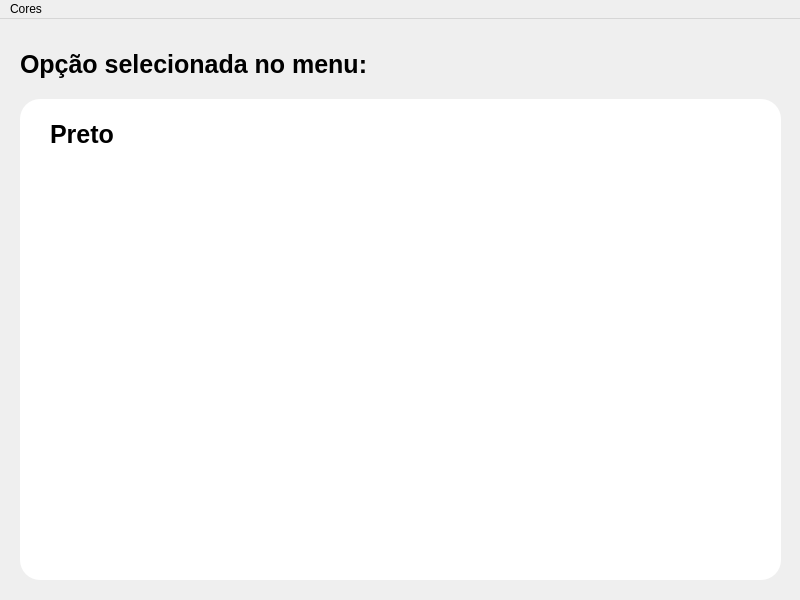
Qt form PyQt/Aula 15 (Menu)/menu.ui (MuzNocci/Python) before a commit.
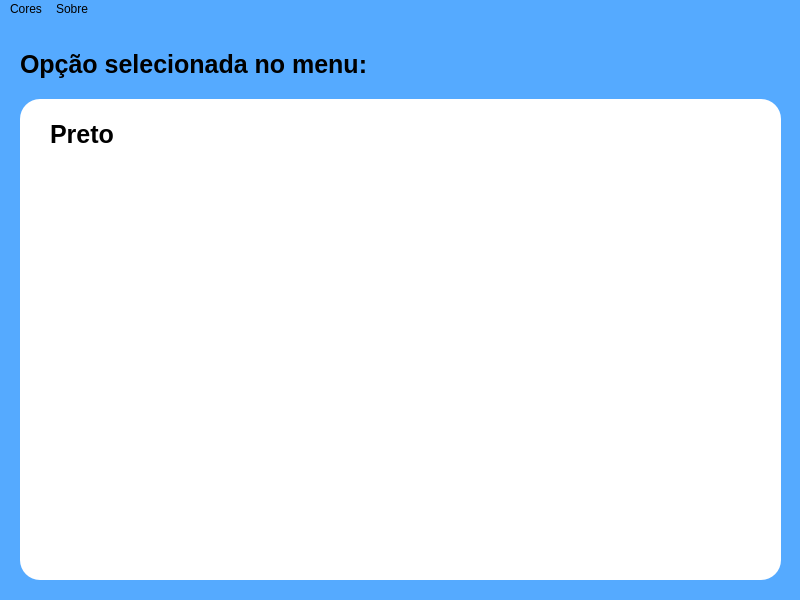
The same form after that commit.

```diff
--- a/PyQt/Aula 15 (Menu)/menu.ui
+++ b/PyQt/Aula 15 (Menu)/menu.ui
@@ -13,6 +13,9 @@
   <property name="windowTitle">
    <string>Janela com Menu Personalizado</string>
   </property>
+  <property name="styleSheet">
+   <string notr="true">background-color:rgb(85, 170, 255);</string>
+  </property>
   <widget class="QWidget" name="centralwidget">
    <widget class="QLabel" name="label">
     <property name="geometry">
@@ -86,7 +89,14 @@
     <addaction name="separator"/>
     <addaction name="actionLimpar"/>
    </widget>
+   <widget class="QMenu" name="menuSobre">
+    <property name="title">
+     <string>Sobre</string>
+    </property>
+    <addaction name="actionNocciolli"/>
+   </widget>
    <addaction name="menuCores"/>
+   <addaction name="menuSobre"/>
   </widget>
   <action name="actionAzul">
    <property name="text">
```
Left out of the diff: 8 changed lines with no effect on the pictures.
